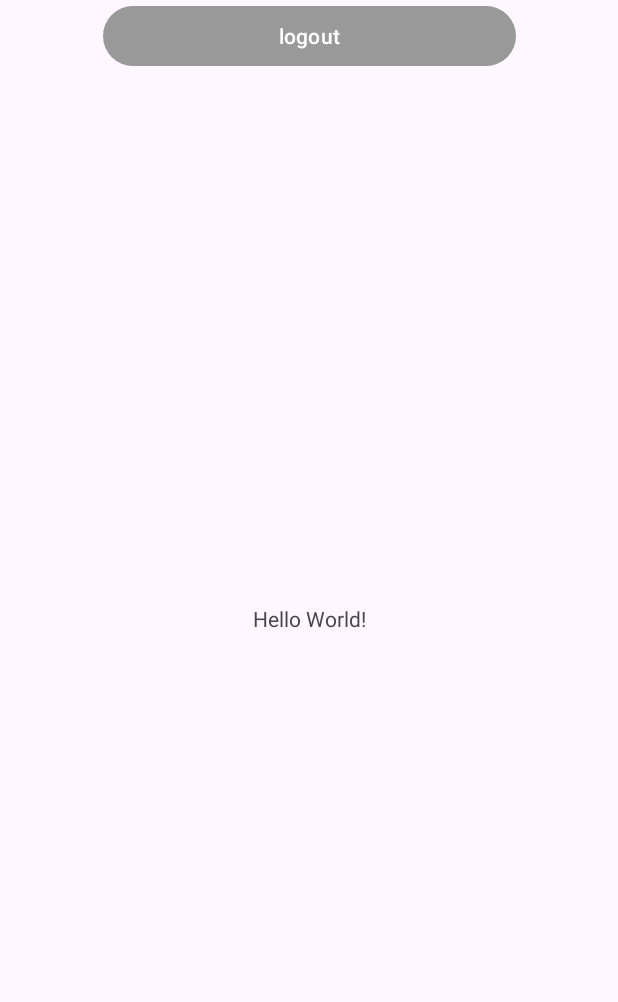
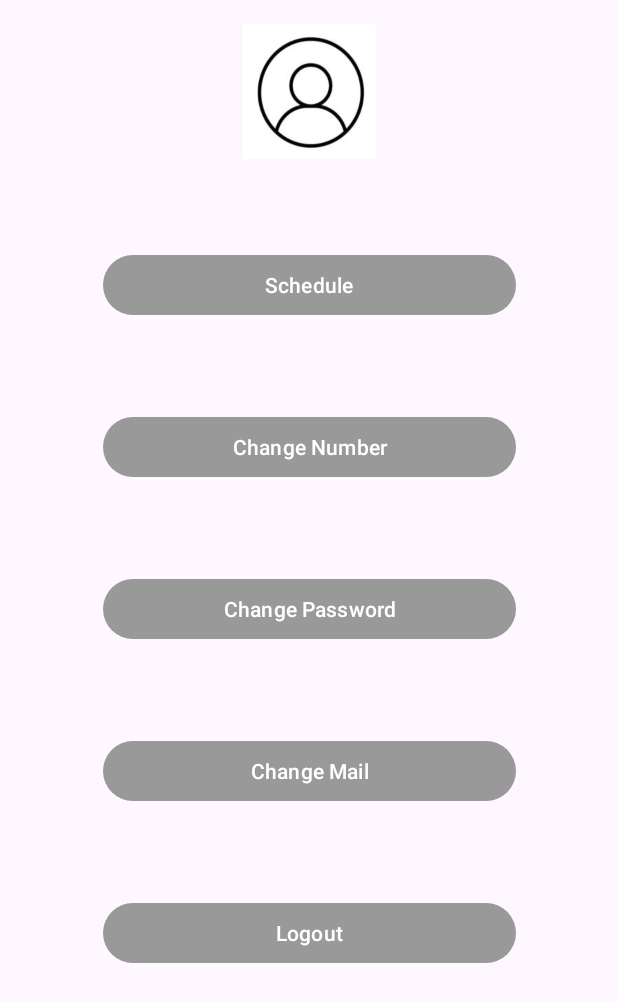
Before and after one commit to RaoulAdem/Mobile-Dev, an Android app: the screen it shows after launch once a user with an empty profile is signed in (MainActivity before the commit, ProfileActivity after it), on a phone screen of 412 x 824 dp. Shown: the top 1002 px of the screen. Run offline under Robolectric (Android 15) with nearby library versions, the phone set to English and light mode, and no system bars; our stand-ins replace Firebase (no records; nobody signed in at launch, a user with empty details on screens opened directly).

Commit message:
2nd commit

```diff
--- a/app/build.gradle.kts
+++ b/app/build.gradle.kts
@@ -47,8 +47,14 @@ dependencies {
     implementation("androidx.constraintlayout:constraintlayout:2.1.4")
     implementation("com.google.firebase:firebase-database:20.3.1")
     implementation("com.google.firebase:firebase-auth:22.3.1")
+    implementation("com.google.firebase:firebase-storage-ktx:20.3.0")
     testImplementation("junit:junit:4.13.2")
     androidTestImplementation("androidx.test.ext:junit:1.1.5")
     androidTestImplementation("androidx.test.espresso:espresso-core:3.5.1")
     implementation("androidx.core:core-splashscreen:1.0.1")
+    implementation ("androidx.recyclerview:recyclerview:1.3.2")
+    implementation ("de.hdodenhof:circleimageview:3.1.0")
+    implementation ("com.github.bumptech.glide:glide:4.14.2")
+    annotationProcessor ("com.github.bumptech.glide:compiler:4.11.0")
+    annotationProcessor ("com.github.bumptech.glide:compiler:4.11.0")
 }
--- /dev/null
+++ b/app/src/main/java/com/example/connectproject/ChangeEmailActivity.kt
@@ -0,0 +1,4 @@
+package com.example.connectproject
+
+class ChangeEmailActivity {
+}
--- a/app/src/main/java/com/example/connectproject/LoginActivity.kt
+++ b/app/src/main/java/com/example/connectproject/LoginActivity.kt
@@ -33,7 +33,7 @@ class LoginActivity : AppCompatActivity() {
             if (loginUsername.isNotEmpty() && loginPassword.isNotEmpty()) {
                 firebaseAuth.signInWithEmailAndPassword(loginUsername, loginPassword).addOnCompleteListener {
                     if (it.isSuccessful) {
-                        val intent = Intent(this, MainActivity::class.java)
+                        val intent = Intent(this, ProfileActivity::class.java)
                         startActivity(intent)
                     } else {
                         Toast.makeText(this, it.exception.toString(), Toast.LENGTH_SHORT).show()
@@ -55,7 +55,7 @@ class LoginActivity : AppCompatActivity() {
     override fun onStart() {
         super.onStart()
         if(firebaseAuth.currentUser != null){
-            val intent = Intent(this, MainActivity::class.java)
+            val intent = Intent(this, ProfileActivity::class.java)
             startActivity(intent)
         }
     }
--- /dev/null
+++ b/app/src/main/java/com/example/connectproject/ScheduleActivity.kt
@@ -0,0 +1,4 @@
+package com.example.connectproject
+
+class ScheduleActivity {
+}
--- /dev/null
+++ b/app/src/main/res/layout/profile.xml
@@ -0,0 +1,95 @@
+<?xml version="1.0" encoding="utf-8"?>
+<androidx.constraintlayout.widget.ConstraintLayout
+    xmlns:android="http://schemas.android.com/apk/res/android"
+    xmlns:app="http://schemas.android.com/apk/res-auto"
+    xmlns:tools="http://schemas.android.com/tools"
+    android:layout_width="match_parent"
+    android:layout_height="match_parent"
+    tools:context=".ProfileActivity">
+
+
+        <ImageView
+            android:id="@+id/profile_image"
+            android:layout_width="90dp"
+            android:layout_height="90dp"
+            android:layout_margin="16dp"
+            android:layout_marginTop="16dp"
+            android:background="@drawable/profile_placeholder"
+            app:layout_constraintEnd_toEndOf="parent"
+            app:layout_constraintHorizontal_bias="0.498"
+            app:layout_constraintStart_toStartOf="parent"
+            app:layout_constraintTop_toTopOf="parent" />
+
+        <Button
+            android:id="@+id/profile_button"
+            android:layout_width="90dp"
+            android:layout_height="90dp"
+            android:background="#00FFFFFF"
+            app:layout_constraintEnd_toEndOf="parent"
+            app:layout_constraintHorizontal_bias="0.498"
+            app:layout_constraintStart_toStartOf="parent"
+            app:layout_constraintTop_toTopOf="@+id/profile_image" />
+
+        <Button
+            android:id="@+id/logoutButton"
+            android:layout_width="275dp"
+            android:layout_height="wrap_content"
+            android:layout_alignParentBottom="true"
+            android:layout_marginTop="60dp"
+            android:text="@string/logoutButton"
+            app:layout_constraintEnd_toEndOf="parent"
+            app:layout_constraintStart_toStartOf="parent"
+            app:layout_constraintTop_toBottomOf="@+id/change_mail">
+
+        </Button>
+
+        <Button
+            android:id="@+id/change_mail"
+            android:layout_width="275dp"
+            android:layout_height="wrap_content"
+            android:layout_marginTop="60dp"
+            android:text="@string/change_mail"
+            app:layout_constraintEnd_toEndOf="parent"
+            app:layout_constraintStart_toStartOf="parent"
+            app:layout_constraintTop_toBottomOf="@+id/change_password">
+
+        </Button>
+
+        <Button
+            android:id="@+id/change_password"
+            android:layout_width="275dp"
+            android:layout_height="wrap_content"
+            android:layout_marginTop="60dp"
+            android:text="@string/change_password"
+            app:layout_constraintEnd_toEndOf="parent"
+            app:layout_constraintStart_toStartOf="parent"
+            app:layout_constraintTop_toBottomOf="@+id/change_phone">
+
+        </Button>
+
+        <Button
+            android:id="@+id/schedule"
+            android:layout_width="275dp"
+            android:layout_height="wrap_content"
+            android:layout_marginTop="60dp"
+            android:text="@string/schedule"
+            app:layout_constraintEnd_toEndOf="parent"
+            app:layout_constraintStart_toStartOf="parent"
+            app:layout_constraintTop_toBottomOf="@+id/profile_button">
+
+        </Button>
+
+        <Button
+            android:id="@+id/change_phone"
+            android:layout_width="275dp"
+            android:layout_height="wrap_content"
+            android:layout_marginTop="60dp"
+            android:text="@string/change_phone"
+            app:layout_constraintEnd_toEndOf="parent"
+            app:layout_constraintStart_toStartOf="parent"
+            app:layout_constraintTop_toBottomOf="@+id/schedule">
+
+        </Button>
+
+
+</androidx.constraintlayout.widget.ConstraintLayout>
--- a/app/src/main/res/values/strings.xml
+++ b/app/src/main/res/values/strings.xml
@@ -8,4 +8,9 @@
     <string name="phone">Phone</string>
     <string name="login">Login</string>
     <string name="signup">Sign up</string>
+    <string name="logoutButton">Logout</string>
+    <string name="change_mail">Change Mail</string>
+    <string name="change_password">Change Password</string>
+    <string name="schedule">Schedule</string>
+    <string name="change_phone">Change Number</string>
 </resources>
```
Also changed, not shown: app/src/main/AndroidManifest.xml (+15 -0 lines), app/src/main/java/com/example/connectproject/ChangePasswordActivity.kt (added, +10 -0 lines), app/src/main/java/com/example/connectproject/ChangePhoneNumberActivity.kt (added, +9 -0 lines), app/src/main/java/com/example/connectproject/ProfileActivity.kt (added, +409 -0 lines), app/src/main/res/drawable/ic_user.xml (added, +9 -0 lines), app/src/main/res/layout/activity_edit_profile_page.xml (added, +57 -0 lines), app/src/main/res/layout/dialog_update_email.xml (added, +57 -0 lines), app/src/main/res/layout/dialog_update_password.xml (added, +61 -0 lines), app/src/main/res/drawable/profile_placeholder.png (added).
